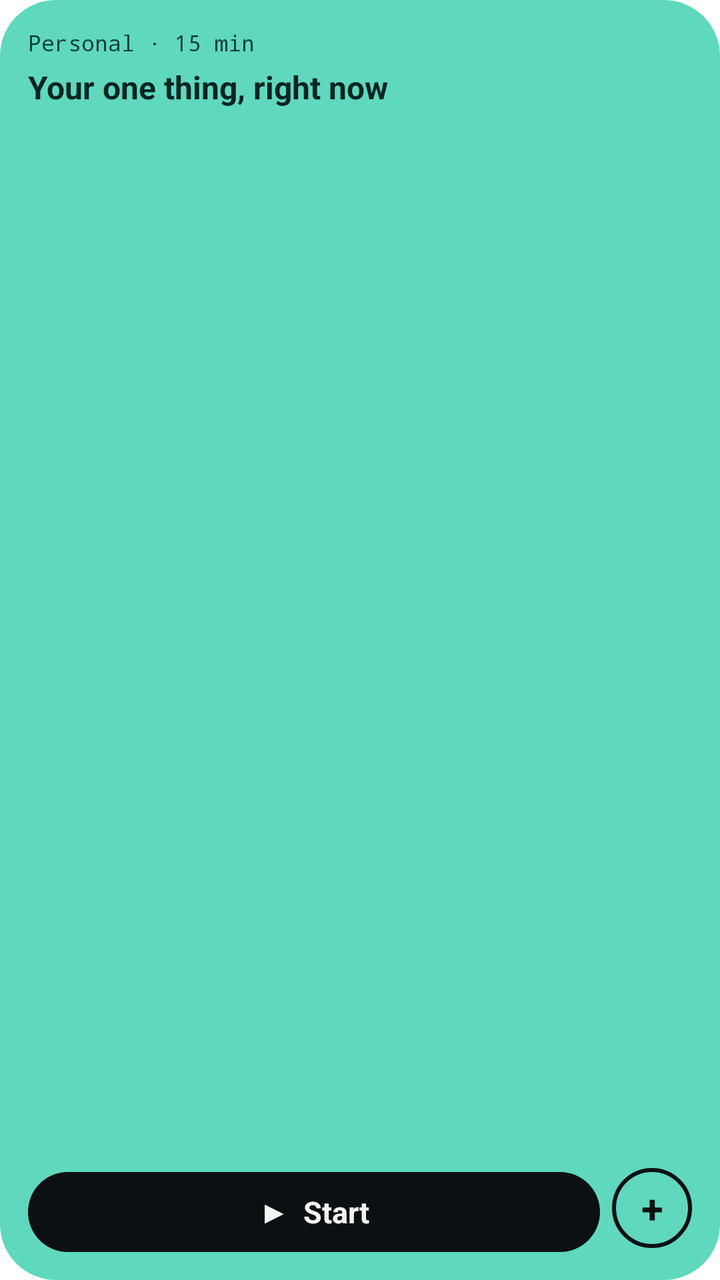
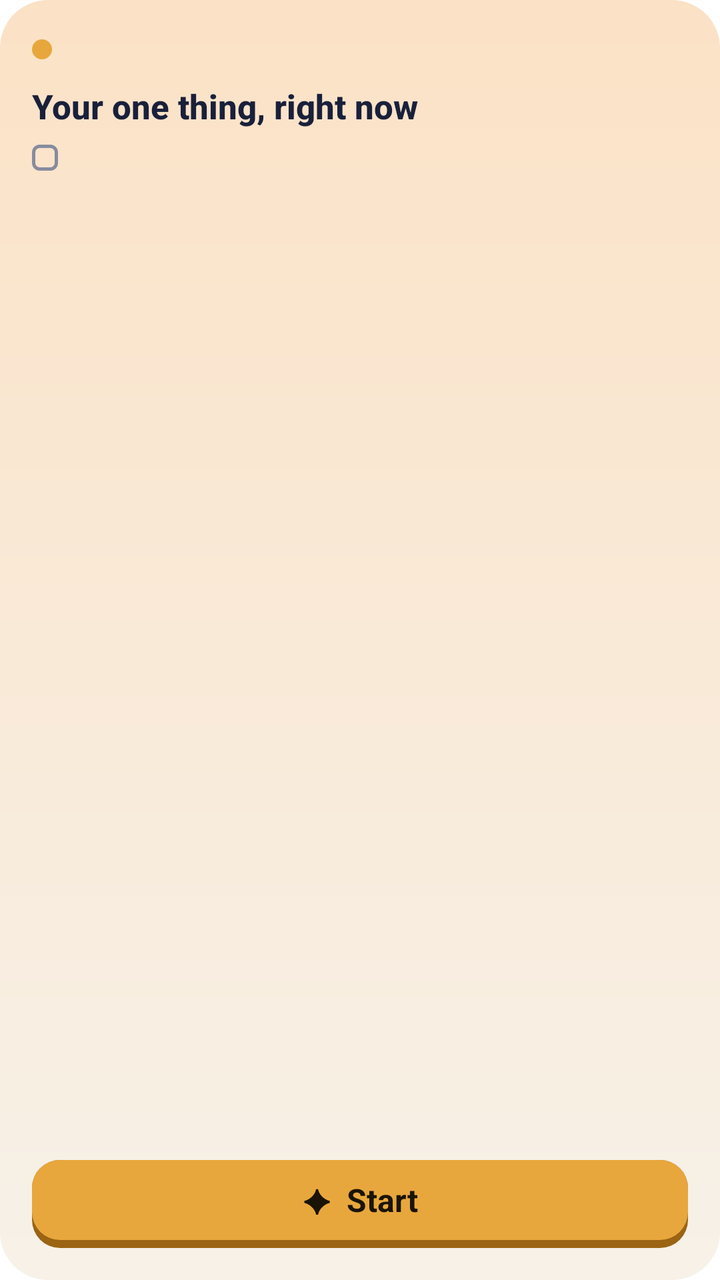

Compare the two renders of this Android layout. The source of the first and the diff that turns it into the second are given below.
<!-- AndroidManifest.xml: fallback theme Theme.MaterialComponents.DayNight.NoActionBar -->
<!-- res/layout/pick_widget_square.xml -->
<?xml version="1.0" encoding="utf-8"?>
<LinearLayout xmlns:android="http://schemas.android.com/apk/res/android"
    android:id="@+id/widget_root"
    android:layout_width="match_parent"
    android:layout_height="match_parent"
    android:background="@drawable/widget_bg"
    android:orientation="vertical"
    android:padding="14dp">

    <TextView
        android:id="@+id/widget_meta"
        android:text="Personal · 15 min"
        android:layout_width="match_parent"
        android:layout_height="wrap_content"
        android:ellipsize="end"
        android:fontFamily="monospace"
        android:maxLines="1"
        android:textColor="#0B4038"
        android:textSize="11sp" />

    <TextView
        android:id="@+id/widget_title"
        android:text="Your one thing, right now"
        android:layout_width="match_parent"
        android:layout_height="wrap_content"
        android:layout_marginTop="4dp"
        android:ellipsize="end"
        android:maxLines="3"
        android:textColor="#062520"
        android:textSize="16sp"
        android:textStyle="bold" />

    <LinearLayout
        android:layout_width="match_parent"
        android:layout_height="0dp"
        android:layout_weight="1"
        android:gravity="bottom"
        android:orientation="horizontal"
        android:paddingTop="8dp">

        <TextView
            android:id="@+id/widget_start"
            android:layout_width="0dp"
            android:layout_height="40dp"
            android:layout_weight="1"
            android:background="@drawable/widget_start_bg"
            android:gravity="center"
            android:text="▶  Start"
            android:textColor="#F2F5F4"
            android:textSize="15sp"
            android:textStyle="bold" />

        <TextView
            android:id="@+id/widget_add"
            android:layout_width="40dp"
            android:layout_height="40dp"
            android:layout_marginStart="6dp"
            android:background="@drawable/widget_add_bg"
            android:contentDescription="Add a task"
            android:gravity="center"
            android:text="+"
            android:textColor="#0D1012"
            android:textSize="20sp"
            android:textStyle="bold" />
    </LinearLayout>
</LinearLayout>
<!-- resources referenced by this layout -->
<resources>
  <!-- drawable widget_add_bg (drawable) -->
  <?xml version="1.0" encoding="utf-8"?>
  <shape xmlns:android="http://schemas.android.com/apk/res/android" android:shape="rectangle">
      <solid android:color="#00000000"/>
      <stroke android:width="2dp" android:color="#0D1012"/>
      <corners android:radius="999dp"/>
  </shape>
  <!-- drawable widget_bg (drawable) -->
  <?xml version="1.0" encoding="utf-8"?>
  <shape xmlns:android="http://schemas.android.com/apk/res/android" android:shape="rectangle">
      <solid android:color="#5FD8BE"/>
      <corners android:radius="28dp"/>
  </shape>
  <!-- drawable widget_start_bg (drawable) -->
  <?xml version="1.0" encoding="utf-8"?>
  <shape xmlns:android="http://schemas.android.com/apk/res/android" android:shape="rectangle">
      <solid android:color="#0D1012"/>
      <corners android:radius="999dp"/>
  </shape>
</resources>

<!-- the commit's change to res/layout/pick_widget_square.xml (unified diff, before → after) -->
@@ -5,62 +5,99 @@
     android:layout_height="match_parent"
     android:background="@drawable/widget_bg"
     android:orientation="vertical"
-    android:padding="14dp">
+    android:padding="16dp">
 
-    <TextView
-        android:id="@+id/widget_meta"
-        android:text="Personal · 15 min"
+    <LinearLayout
         android:layout_width="match_parent"
         android:layout_height="wrap_content"
-        android:ellipsize="end"
-        android:fontFamily="monospace"
-        android:maxLines="1"
-        android:textColor="#0B4038"
-        android:textSize="11sp" />
+        android:gravity="center_vertical"
+        android:orientation="horizontal">
+
+        <ImageView
+            android:layout_width="10dp"
+            android:layout_height="10dp"
+            android:importantForAccessibility="no"
+            android:src="@drawable/widget_dot_star" />
+
+        <TextView
+            android:id="@+id/widget_length"
+            android:layout_width="0dp"
+            android:layout_height="wrap_content"
+            android:layout_weight="1"
+            android:ellipsize="end"
+            android:gravity="end"
+            android:maxLines="1"
+            android:textColor="@color/widget_ink2"
+            android:textSize="13sp"
+            android:textStyle="bold" />
+    </LinearLayout>
 
     <TextView
         android:id="@+id/widget_title"
-        android:text="Your one thing, right now"
         android:layout_width="match_parent"
         android:layout_height="wrap_content"
-        android:layout_marginTop="4dp"
+        android:layout_marginTop="8dp"
         android:ellipsize="end"
-        android:maxLines="3"
-        android:textColor="#062520"
-        android:textSize="16sp"
+        android:fontFamily="sans-serif-medium"
+        android:lineSpacingMultiplier="0.95"
+        android:maxLines="2"
+        android:text="Your one thing, right now"
+        android:textColor="@color/widget_ink"
+        android:textSize="17sp"
         android:textStyle="bold" />
 
+    
     <LinearLayout
         android:layout_width="match_parent"
         android:layout_height="0dp"
         android:layout_weight="1"
-        android:gravity="bottom"
+        android:orientation="vertical">
+        <LinearLayout
+            android:id="@+id/widget_line1_row"
+            android:layout_width="match_parent"
+            android:layout_height="wrap_content"
+            android:layout_marginTop="6dp"
+            android:orientation="horizontal">
+
+            <ImageView
+                android:id="@+id/widget_line1_check"
+                android:layout_width="13dp"
+                android:layout_height="13dp"
+                android:layout_marginTop="2dp"
+                android:layout_marginEnd="8dp"
+                android:importantForAccessibility="no"
+                android:src="@drawable/widget_check" />
+
+            <TextView
+                android:id="@+id/widget_line1"
+                android:layout_width="match_parent"
+                android:layout_height="wrap_content"
+                android:ellipsize="end"
+                android:maxLines="2"
+                android:textColor="@color/widget_ink2"
+                android:textSize="13sp" />
+        </LinearLayout>
+
+    </LinearLayout>
+
+    <LinearLayout
+        android:layout_width="match_parent"
+        android:layout_height="wrap_content"
         android:orientation="horizontal"
         android:paddingTop="8dp">
 
         <TextView
             android:id="@+id/widget_start"
             android:layout_width="0dp"
-            android:layout_height="40dp"
             android:layout_weight="1"
+            android:layout_height="44dp"
             android:background="@drawable/widget_start_bg"
             android:gravity="center"
-            android:text="▶  Start"
-            android:textColor="#F2F5F4"
-            android:textSize="15sp"
+            android:paddingBottom="4dp"
+            android:text="✦  Start"
+            android:textColor="@color/widget_on_star"
+            android:textSize="16sp"
             android:textStyle="bold" />
 
-        <TextView
-            android:id="@+id/widget_add"
-            android:layout_width="40dp"
-            android:layout_height="40dp"
-            android:layout_marginStart="6dp"
-            android:background="@drawable/widget_add_bg"
-            android:contentDescription="Add a task"
-            android:gravity="center"
-            android:text="+"
-            android:textColor="#0D1012"
-            android:textSize="20sp"
-            android:textStyle="bold" />
     </LinearLayout>
 </LinearLayout>
<!-- resource entries referenced after the edit -->
@@ -1,23 +1,51 @@
 <!-- resources referenced by this layout -->
 <resources>
-  <!-- drawable widget_add_bg (drawable) -->
-  <?xml version="1.0" encoding="utf-8"?>
-  <shape xmlns:android="http://schemas.android.com/apk/res/android" android:shape="rectangle">
-      <solid android:color="#00000000"/>
-      <stroke android:width="2dp" android:color="#0D1012"/>
-      <corners android:radius="999dp"/>
-  </shape>
+  <color name="widget_ink">#19203A</color>
+  <color name="widget_ink2">#555C77</color>
+  <color name="widget_on_star">#1A1406</color>
   <!-- drawable widget_bg (drawable) -->
   <?xml version="1.0" encoding="utf-8"?>
   <shape xmlns:android="http://schemas.android.com/apk/res/android" android:shape="rectangle">
-      <solid android:color="#5FD8BE"/>
-      <corners android:radius="28dp"/>
+      <gradient
+          android:angle="270"
+          android:endColor="@color/widget_bg"
+          android:startColor="@color/widget_bg_top" />
+      <corners android:radius="24dp" />
+  </shape>
+  <!-- drawable widget_check (drawable) -->
+  <?xml version="1.0" encoding="utf-8"?>
+  <shape xmlns:android="http://schemas.android.com/apk/res/android" android:shape="rectangle">
+      <size android:width="13dp" android:height="13dp" />
+      <solid android:color="#00000000" />
+      <stroke android:width="1.5dp" android:color="@color/widget_ink3" />
+      <corners android:radius="3dp" />
+  </shape>
+  <!-- drawable widget_dot_star (drawable) -->
+  <?xml version="1.0" encoding="utf-8"?>
+  <shape xmlns:android="http://schemas.android.com/apk/res/android" android:shape="oval">
+      <size android:width="10dp" android:height="10dp" />
+      <solid android:color="@color/widget_star" />
   </shape>
   <!-- drawable widget_start_bg (drawable) -->
   <?xml version="1.0" encoding="utf-8"?>
-  <shape xmlns:android="http://schemas.android.com/apk/res/android" android:shape="rectangle">
-      <solid android:color="#0D1012"/>
-      <corners android:radius="999dp"/>
-  </shape>
+  <layer-list xmlns:android="http://schemas.android.com/apk/res/android">
+      <item>
+          <shape android:shape="rectangle">
+              <solid android:color="@color/widget_star_deep" />
+              <corners android:radius="14dp" />
+          </shape>
+      </item>
+      <item android:bottom="4dp">
+          <shape android:shape="rectangle">
+              <solid android:color="@color/widget_star" />
+              <corners android:radius="14dp" />
+          </shape>
+      </item>
+  </layer-list>
+  <color name="widget_bg">#F7F1E8</color>
+  <color name="widget_bg_top">#FBE2C6</color>
+  <color name="widget_ink3">#878B9E</color>
+  <color name="widget_star">#E8A73C</color>
+  <color name="widget_star_deep">#9A6413</color>
 </resources>
 
